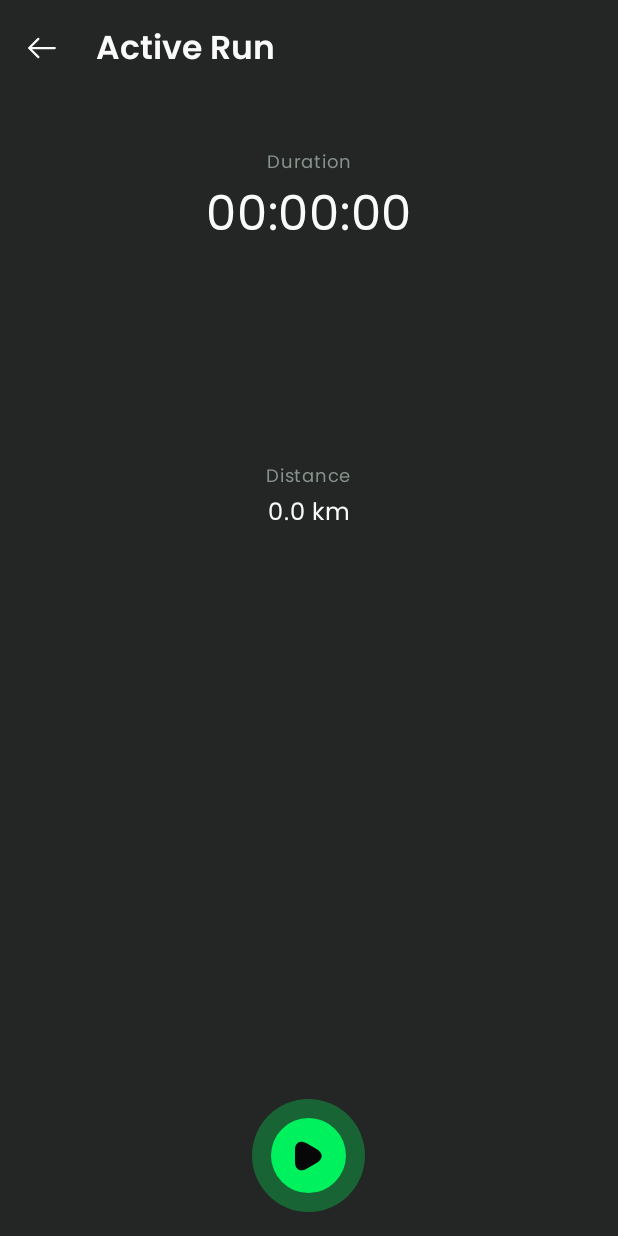
After one commit to pratik745/Run-Tracker, an Android app built with Jetpack Compose: the composable ActiveRunScreen shown on its own in the app's theme, on a phone screen of 412 x 824 dp. The commit adds this screen. Run offline under Robolectric (Android 15) with nearby library versions, the phone set to English and light mode, and no system bars.

Commit message:
Creating the active run screen skeleton

```diff
--- a/app/src/main/java/com/pratik/runique/navigation/Route.kt
+++ b/app/src/main/java/com/pratik/runique/navigation/Route.kt
@@ -11,5 +11,6 @@ object Route {
     object RunTracker {
         const val RUN_OVERVIEW = "run_overview"
         const val RUN = "run"
+        const val ACTIVE_RUN = "active_run"
     }
 }
--- /dev/null
+++ b/core/domain/src/main/java/com/pratik/core/domain/location/Location.kt
@@ -0,0 +1,6 @@
+package com.pratik.core.domain.location
+
+data class Location(
+    val lat: Double,
+    val long: Double
+)
--- /dev/null
+++ b/core/domain/src/main/java/com/pratik/core/domain/location/LocationWithAltitude.kt
@@ -0,0 +1,6 @@
+package com.pratik.core.domain.location
+
+data class LocationWithAltitude(
+    val location: Location,
+    val altitude: Double
+)
--- a/core/presentation/designsystem/src/main/java/com/pratik/core/presentation/designsystem/components/RuniqueToolbar.kt
+++ b/core/presentation/designsystem/src/main/java/com/pratik/core/presentation/designsystem/components/RuniqueToolbar.kt
@@ -52,7 +52,7 @@ fun RuniqueToolbar(
     onMenuItemClicked: (Int) -> Unit = {},
     onBackClick: () -> Unit = {},
     scrollBehavior: TopAppBarScrollBehavior = TopAppBarDefaults.enterAlwaysScrollBehavior(),
-    startContent: (@Composable () -> Unit)?
+    startContent: (@Composable () -> Unit)? = null
 ) {
     var isDropDownOpen by rememberSaveable { mutableStateOf(false) }
     TopAppBar(
--- /dev/null
+++ b/core/presentation/ui/src/main/java/com/pratik/core/presentation/ui/RunDataFormatters.kt
@@ -0,0 +1,34 @@
+package com.pratik.core.presentation.ui
+
+import java.util.Locale
+import kotlin.math.pow
+import kotlin.math.round
+import kotlin.math.roundToInt
+import kotlin.time.Duration
+
+fun Duration.formatted(): String {
+    val totalSeconds = inWholeSeconds
+    val hours = String.format(Locale.US, "%02d", totalSeconds / (60 * 60))
+    val minutes = String.format(Locale.US, "%02d", ((totalSeconds % 3600) / 60))
+    val seconds = String.format(Locale.US,"%02d", (totalSeconds % 60))
+
+    return "$hours:$minutes:$seconds"
+}
+
+fun Double.toFormattedKm() = "${this.roundToDecimals(1)} km"
+
+fun Duration.toFormattedPace(distanceKm: Double): String {
+    if(this == Duration.ZERO || distanceKm <= 0.0) {
+        return "-"
+    }
+    val secondsPerKm = (this.inWholeSeconds / distanceKm).roundToInt()
+    val avgPaceMinutes = secondsPerKm / 60
+    val avgPaceSeconds = String.format(Locale.US,"%02d", (avgPaceMinutes % 60))
+
+    return "$avgPaceMinutes:$avgPaceSeconds / km"
+}
+
+fun Double.roundToDecimals(decimalCount: Int): Double {
+    val factor = 10f.pow(decimalCount)
+    return round(this * factor) / factor
+}
--- a/run/domain/build.gradle.kts
+++ b/run/domain/build.gradle.kts
@@ -4,4 +4,5 @@ plugins {
 
 dependencies {
     implementation(libs.kotlinx.coroutines.core)
+    implementation(projects.core.domain)
 }
--- a/run/domain/src/main/java/com/pratik/run/domain/MyClass.kt
+++ /dev/null
@@ -1,4 +0,0 @@
-package com.pratik.run.domain
-
-class MyClass {
-}
--- /dev/null
+++ b/run/domain/src/main/java/com/pratik/run/domain/RunData.kt
@@ -0,0 +1,10 @@
+package com.pratik.run.domain
+
+import com.pratik.core.domain.location.LocationTimeStamp
+import kotlin.time.Duration
+
+data class RunData (
+    val distanceMeters: Int = 0,
+    val pace: Duration = Duration.ZERO,
+    val locations: List<List<LocationTimeStamp>> = emptyList()
+)
--- /dev/null
+++ b/run/presentation/src/main/java/com/pratik/run/presentation/active_run/ActiveRunScreen.kt
@@ -0,0 +1,93 @@
+@file:OptIn(ExperimentalMaterial3Api::class)
+
+package com.pratik.run.presentation.active_run
+
+import androidx.compose.foundation.background
+import androidx.compose.foundation.layout.Box
+import androidx.compose.foundation.layout.fillMaxSize
+import androidx.compose.foundation.layout.fillMaxWidth
+import androidx.compose.foundation.layout.padding
+import androidx.compose.material3.ExperimentalMaterial3Api
+import androidx.compose.material3.MaterialTheme
+import androidx.compose.runtime.Composable
+import androidx.compose.runtime.collectAsState
+import androidx.compose.ui.Modifier
+import androidx.compose.ui.res.stringResource
+import androidx.compose.ui.tooling.preview.Preview
+import androidx.compose.ui.unit.dp
+import com.pratik.core.presentation.designsystem.RuniqueTheme
+import com.pratik.core.presentation.designsystem.StartIcon
+import com.pratik.core.presentation.designsystem.StopIcon
+import com.pratik.core.presentation.designsystem.components.RuniqueFloatingActionButton
+import com.pratik.core.presentation.designsystem.components.RuniqueScaffold
+import com.pratik.core.presentation.designsystem.components.RuniqueToolbar
+import com.pratik.run.presentation.R
+import com.pratik.run.presentation.active_run.components.RunDataCard
+import org.koin.androidx.compose.koinViewModel
+
+@Composable
+fun ActiveRunScreenRoot() {
+    val viewModel: ActiveRunViewModel = koinViewModel()
+    val state = viewModel.state.collectAsState().value
+
+    ActiveRunScreen(
+        state = state,
+        onAction = viewModel::onAction
+    )
+}
+
+@Composable
+fun ActiveRunScreen(
+    state: ActiveRunState,
+    onAction: (ActiveRunAction) -> Unit
+) {
+    RuniqueScaffold(
+        withGradient = false,
+        topAppBar = {
+            RuniqueToolbar(
+                showBackButton = true,
+                title = stringResource(id = R.string.active_run),
+                onBackClick = { onAction(ActiveRunAction.OnBackClick) }
+            )
+        },
+        floatingActionButton = {
+            RuniqueFloatingActionButton(
+                icon = if(state.shouldTrack) StopIcon else StartIcon,
+                onClick = { onAction(ActiveRunAction.OnToggleRunClick) },
+                iconSize = 20.dp,
+                contentDescription = if(state.shouldTrack) {
+                    stringResource(id = R.string.pause_run)
+                }else{
+                    stringResource(id = R.string.start_run)
+                }
+            )
+        }
+    ) { paddingValues ->
+        Box(
+            modifier = Modifier
+                .fillMaxSize()
+                .background(MaterialTheme.colorScheme.surface)
+        ) {
+            RunDataCard(
+                elapsedTime = state.elapsedTime,
+                runData = state.runData,
+                modifier = Modifier
+                    .padding(16.dp)
+                    .padding(paddingValues)
+                    .fillMaxWidth()
+            )
+        }
+
+    }
+}
+
+@Preview
+@Composable
+private fun ActiveRunScreenPreview() {
+    RuniqueTheme {
+        ActiveRunScreen(
+            state = ActiveRunState(),
+            onAction = {}
+        )
+    }
+}
--- /dev/null
+++ b/run/presentation/src/main/java/com/pratik/run/presentation/active_run/ActiveRunState.kt
@@ -0,0 +1,15 @@
+package com.pratik.run.presentation.active_run
+
+import com.pratik.core.domain.location.Location
+import com.pratik.run.domain.RunData
+import kotlin.time.Duration
+
+data class ActiveRunState(
+  val elapsedTime: Duration = Duration.ZERO,
+  val runData: RunData = RunData(),
+  val shouldTrack: Boolean = false,
+  val hasStartedRunning: Boolean = false,
+  val currentLocation: Location? = null,
+  val isRunFinished: Boolean = false,
+  val isSavingRun: Boolean = false
+)
--- /dev/null
+++ b/run/presentation/src/main/java/com/pratik/run/presentation/active_run/components/RunDataCard.kt
@@ -0,0 +1,112 @@
+package com.pratik.run.presentation.active_run.components
+
+import androidx.compose.foundation.background
+import androidx.compose.foundation.layout.Arrangement
+import androidx.compose.foundation.layout.Column
+import androidx.compose.foundation.layout.Row
+import androidx.compose.foundation.layout.Spacer
+import androidx.compose.foundation.layout.defaultMinSize
+import androidx.compose.foundation.layout.fillMaxWidth
+import androidx.compose.foundation.layout.height
+import androidx.compose.foundation.layout.padding
+import androidx.compose.foundation.shape.RoundedCornerShape
+import androidx.compose.material3.MaterialTheme
+import androidx.compose.material3.Text
+import androidx.compose.runtime.Composable
+import androidx.compose.ui.Alignment
+import androidx.compose.ui.Modifier
+import androidx.compose.ui.draw.clip
+import androidx.compose.ui.res.stringResource
+import androidx.compose.ui.tooling.preview.Preview
+import androidx.compose.ui.unit.TextUnit
+import androidx.compose.ui.unit.dp
+import androidx.compose.ui.unit.sp
+import com.pratik.core.presentation.designsystem.RuniqueTheme
+import com.pratik.core.presentation.ui.formatted
+import com.pratik.core.presentation.ui.toFormattedKm
+import com.pratik.core.presentation.ui.toFormattedPace
+import com.pratik.run.domain.RunData
+import com.pratik.run.presentation.R
+import kotlin.time.Duration
+import kotlin.time.Duration.Companion.minutes
+
+@Composable
+fun RunDataCard(
+    elapsedTime: Duration,
+    runData: RunData,
+    modifier: Modifier = Modifier
+) {
+    Column(
+        modifier = modifier
+            .clip(RoundedCornerShape(15.dp))
+            .background(MaterialTheme.colorScheme.surface)
+            .padding(16.dp),
+        horizontalAlignment = Alignment.CenterHorizontally
+    ) {
+        RunDataItem(
+            title = stringResource(id = R.string.duration),
+            value = elapsedTime.formatted(),
+            valueFontSize = 32.sp
+        )
+        Spacer(modifier = Modifier.height(24.dp))
+        Row(
+            modifier = Modifier
+                .fillMaxWidth(),
+            verticalAlignment = Alignment.CenterVertically,
+            horizontalArrangement = Arrangement.SpaceAround
+        ) {
+            RunDataItem(
+                title = stringResource(id = R.string.distance),
+                value = (runData.distanceMeters / 1000.0).toFormattedKm(),
+                modifier = modifier
+                    .defaultMinSize(75.dp)
+            )
+            RunDataItem(
+                title = stringResource(id = R.string.pace),
+                value = elapsedTime.toFormattedPace(
+                    distanceKm = (runData.distanceMeters / 1000.0)
+                ),
+                modifier = modifier
+                    .defaultMinSize(75.dp)
+            )
+        }
+    }
+}
+
+@Composable
+fun RunDataItem(
+    title: String,
+    value: String,
+    modifier: Modifier = Modifier,
+    valueFontSize: TextUnit = 16.sp
+) {
+    Column(
+        modifier = modifier,
+        horizontalAlignment = Alignment.CenterHorizontally
+    ) {
+        Text(
+            text = title,
+            color = MaterialTheme.colorScheme.onSurfaceVariant,
+            fontSize = 12.sp,
+        )
+        Text(
+            text = value,
+            color = MaterialTheme.colorScheme.onSurface,
+            fontSize = valueFontSize
+        )
+    }
+}
+
+@Preview
+@Composable
+private fun RunDataCardPreview() {
+    RuniqueTheme {
+        RunDataCard(
+            elapsedTime = 10.minutes,
+            runData = RunData(
+                distanceMeters = 3425,
+                pace = 3.minutes
+            )
+        )
+    }
+}
--- a/run/presentation/src/main/java/com/pratik/run/presentation/di/RunOverviewViewModelModule.kt
+++ b/run/presentation/src/main/java/com/pratik/run/presentation/di/RunOverviewViewModelModule.kt
@@ -1,9 +1,11 @@
 package com.pratik.run.presentation.di
 
+import com.pratik.run.presentation.active_run.ActiveRunViewModel
 import com.pratik.run.presentation.run_overview.RunOverviewViewModel
 import org.koin.androidx.viewmodel.dsl.viewModelOf
 import org.koin.dsl.module
 
 val runOverviewViewModelModule = module {
     viewModelOf(::RunOverviewViewModel)
+    viewModelOf(::ActiveRunViewModel)
 }
--- a/run/presentation/src/main/java/com/pratik/run/presentation/run_overview/RunOverviewAction.kt
+++ b/run/presentation/src/main/java/com/pratik/run/presentation/run_overview/RunOverviewAction.kt
@@ -1,7 +1,6 @@
 package com.pratik.run.presentation.run_overview
 
 sealed interface RunOverviewAction {
-    data object OnStartClick: RunOverviewAction
     data object OnLogoutClick: RunOverviewAction
     data object OnAnalyticsClick: RunOverviewAction
 }
--- a/run/presentation/src/main/res/values/strings.xml
+++ b/run/presentation/src/main/res/values/strings.xml
@@ -3,4 +3,10 @@
     <string name="runique">Runique</string>
     <string name="analytics">Analytics</string>
     <string name="logout">Logout</string>
+    <string name="active_run">Active Run</string>
+    <string name="pause_run">Pause Run</string>
+    <string name="start_run">Start Run</string>
+    <string name="duration">Duration</string>
+    <string name="distance">Distance</string>
+    <string name="pace">Pace</string>
 </resources>
```
Also changed, not shown: app/src/main/java/com/pratik/runique/navigation/NavigationRoot.kt (+7 -1 lines), core/domain/src/main/java/com/pratik/core/domain/location/LocationTimeStamp.kt (added, +8 -0 lines), run/presentation/src/main/java/com/pratik/run/presentation/active_run/ActiveRunAction.kt (added, +12 -0 lines), run/presentation/src/main/java/com/pratik/run/presentation/active_run/ActiveRunEvents.kt (added, +10 -0 lines), run/presentation/src/main/java/com/pratik/run/presentation/active_run/ActiveRunViewModel.kt (added, +22 -0 lines), run/presentation/src/main/java/com/pratik/run/presentation/run_overview/RunOverviewScreen.kt (+10 -7 lines).
